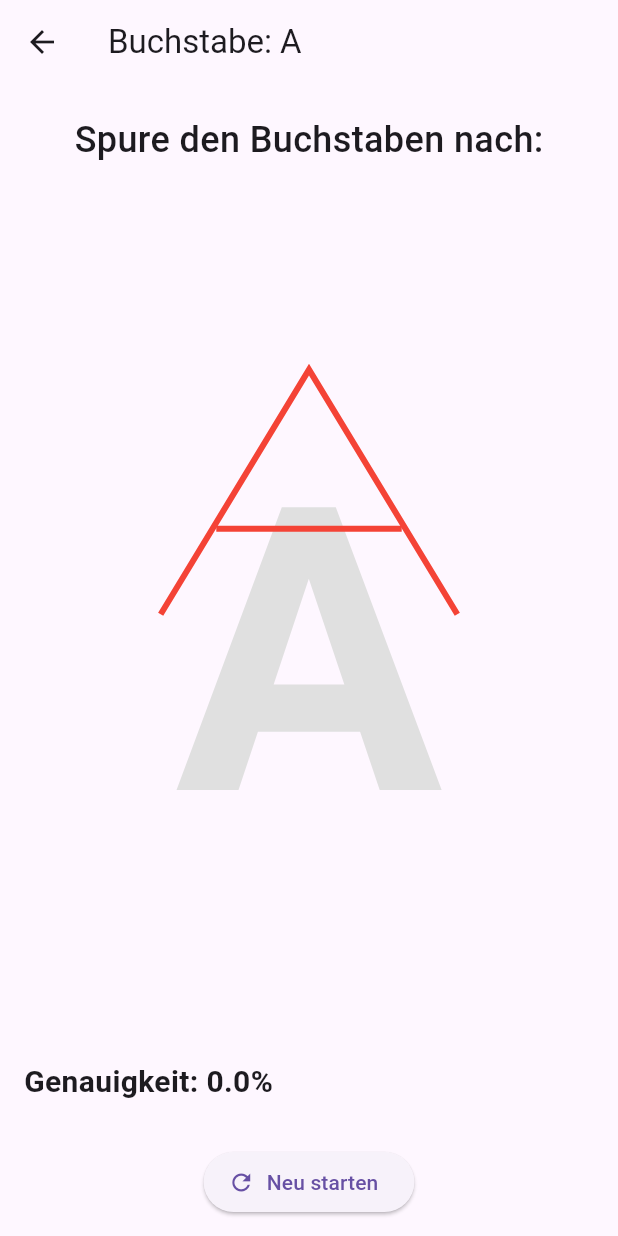
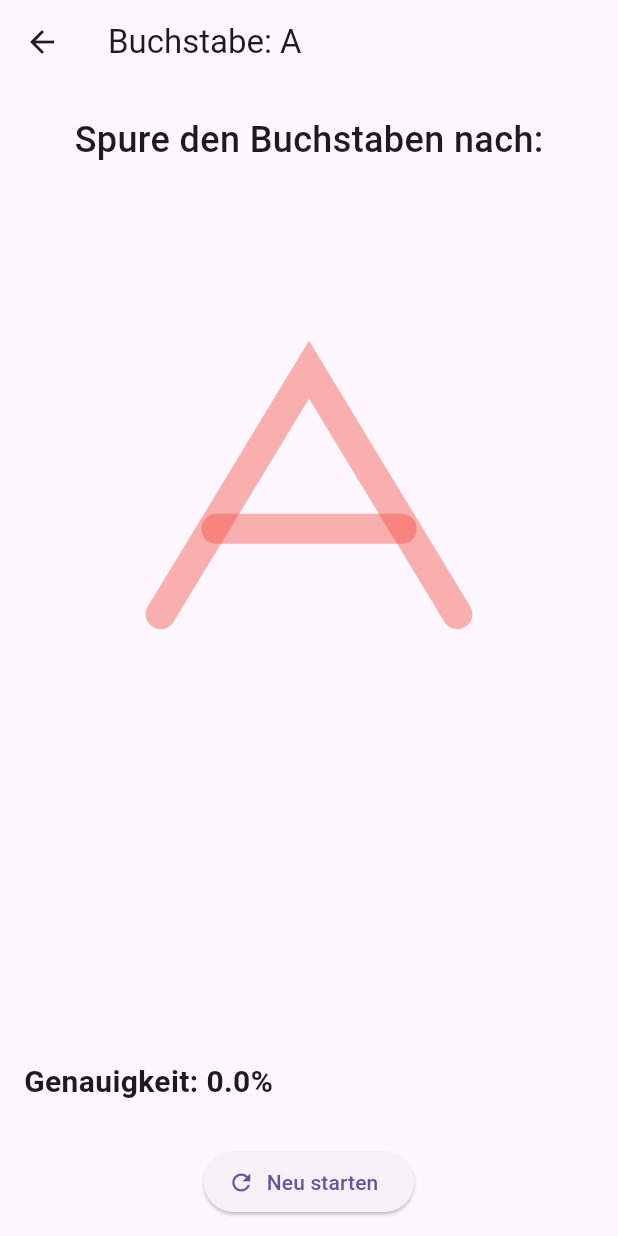
Before and after one commit to stefanmallaun/LernHeld, a Flutter app: the LetterTrainingScreen screen opened by its route, after a tap on an icon or button, on a phone screen of 412 x 824 dp. Run offline on Flutter 3.47's test engine with Material 3 defaults, Android fonts, the light colour scheme and no system bars; our stand-ins replace flutter_tts.

Commit message:
Letter-tracing done

```diff
--- /dev/null
+++ b/lernheld/lib/screens/letter_training/letter_paths.dart
@@ -0,0 +1,129 @@
+import 'package:flutter/material.dart';
+
+final Map<String, List<Path>> letterPaths = {
+
+  'A': [
+      Path()
+        ..moveTo(0.1, 0.43)
+        ..lineTo(0.5, 0.0)
+        ..lineTo(0.9, 0.43),
+      Path()
+        ..moveTo(0.25, 0.28)
+        ..lineTo(0.75, 0.28),
+    ],
+    'B': [
+      Path()
+        ..moveTo(0.2, 0.0)
+        ..lineTo(0.2, 1.0),
+      Path()
+        ..moveTo(0.2, 0.0)
+        ..quadraticBezierTo(0.8, 0.0, 0.8, 0.3)
+        ..quadraticBezierTo(0.8, 0.5, 0.2, 0.5),
+      Path()
+        ..moveTo(0.2, 0.5)
+        ..quadraticBezierTo(0.8, 0.5, 0.8, 0.7)
+        ..quadraticBezierTo(0.8, 1.0, 0.2, 1.0),
+    ],
+
+  'C': [
+    Path()..moveTo(0.8, 0.1)..quadraticBezierTo(0.1, 0.1, 0.1, 0.5)..quadraticBezierTo(0.1, 0.9, 0.8, 0.9),
+  ],
+  'D': [
+    Path()..moveTo(0.2, 0.0)..lineTo(0.2, 1.0),
+    Path()..moveTo(0.2, 0.0)..quadraticBezierTo(0.9, 0.5, 0.2, 1.0),
+  ],
+  'E': [
+    Path()..moveTo(0.8, 0.0)..lineTo(0.2, 0.0)..lineTo(0.2, 1.0)..lineTo(0.8, 1.0),
+    Path()..moveTo(0.2, 0.5)..lineTo(0.6, 0.5),
+  ],
+  'F': [
+    Path()..moveTo(0.2, 0.0)..lineTo(0.2, 1.0),
+    Path()..moveTo(0.2, 0.0)..lineTo(0.8, 0.0),
+    Path()..moveTo(0.2, 0.5)..lineTo(0.6, 0.5),
+  ],
+  'G': [
+  // Großer Bogen mit Öffnung oben rechts
+  Path()
+    ..moveTo(0.85, 0.35)
+    ..quadraticBezierTo(0.85, 0.1, 0.5, 0.05)
+    ..quadraticBezierTo(0.15, 0.1, 0.15, 0.5)
+    ..quadraticBezierTo(0.15, 0.9, 0.6, 0.9)
+    ..quadraticBezierTo(0.85, 0.9, 0.85, 0.65),
+
+  // Querstrich innen
+  Path()
+    ..moveTo(0.85, 0.65)
+    ..lineTo(0.6, 0.65),
+],
+
+  'H': [
+    Path()..moveTo(0.2, 0.0)..lineTo(0.2, 1.0),
+    Path()..moveTo(0.8, 0.0)..lineTo(0.8, 1.0),
+    Path()..moveTo(0.2, 0.5)..lineTo(0.8, 0.5),
+  ],
+  'I': [
+    Path()..moveTo(0.5, 0.0)..lineTo(0.5, 1.0),
+    Path()..moveTo(0.3, 0.0)..lineTo(0.7, 0.0),
+    Path()..moveTo(0.3, 1.0)..lineTo(0.7, 1.0),
+  ],
+  'J': [
+    Path()..moveTo(0.7, 0.0)..lineTo(0.7, 0.8)..quadraticBezierTo(0.7, 1.0, 0.5, 1.0)..quadraticBezierTo(0.3, 1.0, 0.3, 0.8),
+  ],
+  'K': [
+    Path()..moveTo(0.2, 0.0)..lineTo(0.2, 1.0),
+    Path()..moveTo(0.2, 0.5)..lineTo(0.8, 0.0),
+    Path()..moveTo(0.2, 0.5)..lineTo(0.8, 1.0),
+  ],
+  'L': [
+    Path()..moveTo(0.2, 0.0)..lineTo(0.2, 1.0)..lineTo(0.8, 1.0),
+  ],
+  'M': [
+    Path()..moveTo(0.2, 1.0)..lineTo(0.2, 0.0)..lineTo(0.5, 0.5)..lineTo(0.8, 0.0)..lineTo(0.8, 1.0),
+  ],
+  'N': [
+    Path()..moveTo(0.2, 1.0)..lineTo(0.2, 0.0)..lineTo(0.8, 1.0)..lineTo(0.8, 0.0),
+  ],
+  'O': [
+    Path()..addOval(Rect.fromLTWH(0.2, 0.1, 0.6, 0.8)),
+  ],
+  'P': [
+    Path()..moveTo(0.2, 0.0)..lineTo(0.2, 1.0),
+    Path()..moveTo(0.2, 0.0)..quadraticBezierTo(0.8, 0.0, 0.8, 0.3)..quadraticBezierTo(0.8, 0.5, 0.2, 0.5),
+  ],
+  'Q': [
+    Path()..addOval(Rect.fromLTWH(0.2, 0.1, 0.6, 0.8)),
+    Path()..moveTo(0.6, 0.6)..lineTo(0.9, 1.0),
+  ],
+  'R': [
+    Path()..moveTo(0.2, 0.0)..lineTo(0.2, 1.0),
+    Path()..moveTo(0.2, 0.0)..quadraticBezierTo(0.8, 0.0, 0.8, 0.3)..quadraticBezierTo(0.8, 0.5, 0.2, 0.5),
+    Path()..moveTo(0.2, 0.5)..lineTo(0.8, 1.0),
+  ],
+  'S': [
+    Path()..moveTo(0.8, 0.2)..quadraticBezierTo(0.2, 0.2, 0.2, 0.5)..quadraticBezierTo(0.2, 0.8, 0.8, 0.8),
+  ],
+  'T': [
+    Path()..moveTo(0.5, 0.0)..lineTo(0.5, 1.0),
+    Path()..moveTo(0.2, 0.0)..lineTo(0.8, 0.0),
+  ],
+  'U': [
+    Path()..moveTo(0.2, 0.0)..lineTo(0.2, 0.8)..quadraticBezierTo(0.2, 1.0, 0.5, 1.0)..quadraticBezierTo(0.8, 1.0, 0.8, 0.8)..lineTo(0.8, 0.0),
+  ],
+  'V': [
+    Path()..moveTo(0.2, 0.0)..lineTo(0.5, 1.0)..lineTo(0.8, 0.0),
+  ],
+  'W': [
+    Path()..moveTo(0.2, 0.0)..lineTo(0.35, 1.0)..lineTo(0.5, 0.5)..lineTo(0.65, 1.0)..lineTo(0.8, 0.0),
+  ],
+  'X': [
+    Path()..moveTo(0.2, 0.0)..lineTo(0.8, 1.0),
+    Path()..moveTo(0.8, 0.0)..lineTo(0.2, 1.0),
+  ],
+  'Y': [
+    Path()..moveTo(0.2, 0.0)..lineTo(0.5, 0.5)..lineTo(0.8, 0.0),
+    Path()..moveTo(0.5, 0.5)..lineTo(0.5, 1.0),
+  ],
+  'Z': [
+    Path()..moveTo(0.2, 0.0)..lineTo(0.8, 0.0)..lineTo(0.2, 1.0)..lineTo(0.8, 1.0),
+  ],
+};
--- a/lernheld/lib/screens/letter_training/letter_tracing_screen.dart
+++ b/lernheld/lib/screens/letter_training/letter_tracing_screen.dart
@@ -1,5 +1,6 @@
 import 'package:flutter/material.dart';
 import 'dart:ui';
+import 'letter_paths.dart';
 
 class LetterTracingScreen extends StatefulWidget {
   final String letter;
@@ -12,29 +13,6 @@ class LetterTracingScreen extends StatefulWidget {
 
 class _LetterTracingScreenState extends State<LetterTracingScreen> {
   List<Offset> points = [];
-
-  final Map<String, List<Path>> referencePaths = {
-    'A': [
-      Path()
-        ..moveTo(0.1, 0.43)
-        ..lineTo(0.5, 0.0)
-        ..lineTo(0.9, 0.43),
-      Path()
-        ..moveTo(0.25, 0.28)
-        ..lineTo(0.75, 0.28),
-    ],
-    'B': [
-      Path()
-        ..moveTo(0.1, 0.0)
-        ..lineTo(0.1, 1.0),
-      Path()
-        ..moveTo(0.1, 0.0)
-        ..cubicTo(0.6, 0.0, 0.6, 0.5, 0.1, 0.5),
-      Path()
-        ..moveTo(0.1, 0.5)
-        ..cubicTo(0.6, 0.5, 0.6, 1.0, 0.1, 1.0),
-    ],
-  };
 
   double calculateAccuracy(List<Offset> userPoints, List<Path> scaledRefPaths) {
     const double tolerance = 30.0;
@@ -88,32 +66,15 @@ class _LetterTracingScreenState extends State<LetterTracingScreen> {
                   (constraints.maxHeight - letterSize.height) / 2,
                 );
 
-                final scaledPaths = referencePaths[widget.letter]!
-                    .map((path) => _scalePath(path, letterOffset, letterSize))
-                    .toList();
+                final scaledPaths = letterPaths[widget.letter]!
+                  .map((path) => _scalePath(path, letterOffset, letterSize))
+                  .toList();
 
                 final accuracy = calculateAccuracy(points, scaledPaths);
 
                 return Stack(
                   children: [
-                    // Grauer Buchstabe
-                    Positioned(
-                      left: letterOffset.dx,
-                      top: letterOffset.dy,
-                      width: letterSize.width,
-                      height: letterSize.height,
-                      child: FittedBox(
-                        fit: BoxFit.contain,
-                        child: Text(
-                          widget.letter,
-                          style: TextStyle(
-                            fontSize: 1000,
-                            color: Colors.grey.shade300,
-                            fontWeight: FontWeight.bold,
-                          ),
-                        ),
-                      ),
-                    ),
+
                     // Zeichenbereich + Roter Pfad
                     Positioned.fill(
                       child: GestureDetector(
@@ -175,8 +136,9 @@ class TracePainter extends CustomPainter {
     final userPaint = Paint()
       ..color = Colors.blue
       ..strokeCap = StrokeCap.round
-      ..strokeWidth = 12
+      ..strokeWidth = 10
       ..style = PaintingStyle.stroke;
+
 
     for (int i = 0; i < points.length - 1; i++) {
       if (points[i] != Offset.zero && points[i + 1] != Offset.zero) {
@@ -186,9 +148,10 @@ class TracePainter extends CustomPainter {
 
     // Referenzpfad (rot)
     final refPaint = Paint()
-      ..color = Colors.red
-      ..strokeWidth = 4
-      ..style = PaintingStyle.stroke;
+      ..color = Colors.red.withOpacity(0.4) // semi-transparent
+      ..strokeWidth = 20                    // thicker
+      ..style = PaintingStyle.stroke
+      ..strokeCap = StrokeCap.round;
 
     for (final path in refPaths) {
       canvas.drawPath(path, refPaint);
--- a/lernheld/lib/screens/letter_training/letter_training_screen.dart
+++ b/lernheld/lib/screens/letter_training/letter_training_screen.dart
@@ -4,7 +4,7 @@ import 'letter_tracing_screen.dart'; // make sure this import path is correct
 class LetterTrainingScreen extends StatelessWidget {
   const LetterTrainingScreen({super.key});
 
-  final List<String> letters = const ['A', 'B', 'C', 'D', 'E']; // Add more as needed
+  final List<String> letters = const ['A', 'B', 'C', 'D', 'E', 'F', 'G', 'H', 'I', 'J', 'K', 'L', 'M', 'N', 'O', 'P', 'Q', 'R', 'S', 'T', 'U', 'V', 'W', 'X', 'Y', 'Z'];
 
   @override
   Widget build(BuildContext context) {
```
